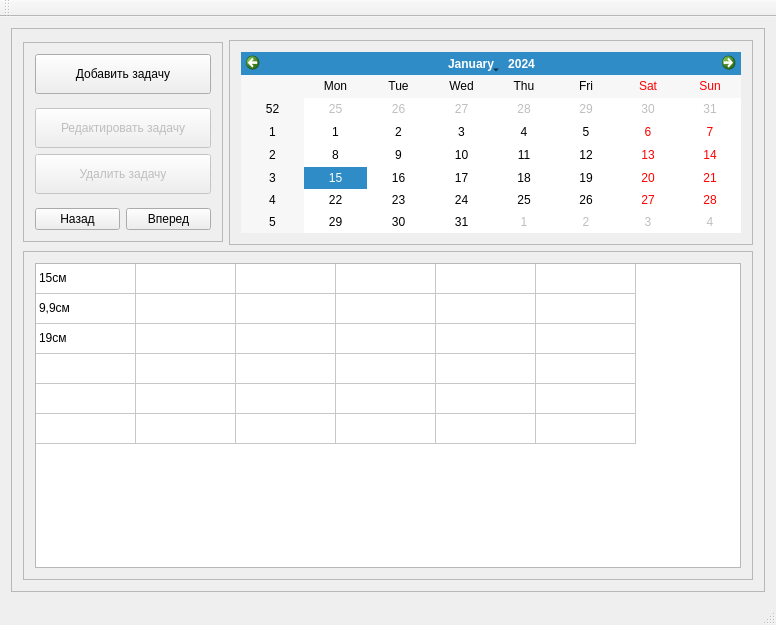
Gentser/Keknaizer, file src/mainwindow.ui: the form before one commit.
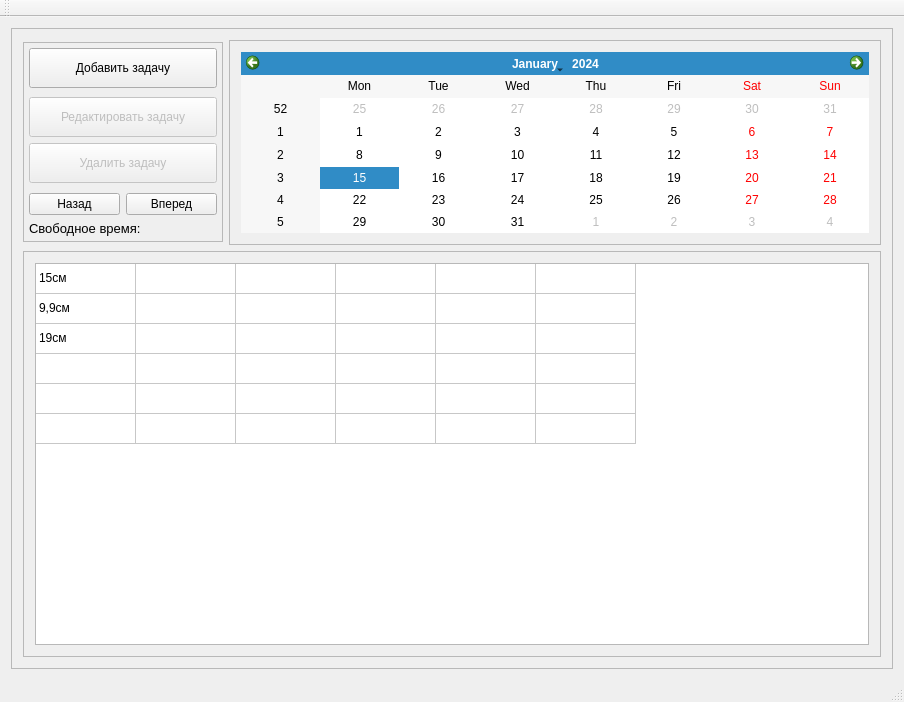
The form after the commit.

Commit message: Math algorithm is added #69

Diff of the .ui file:
```diff
--- a/src/mainwindow.ui
+++ b/src/mainwindow.ui
@@ -6,8 +6,8 @@
    <rect>
     <x>0</x>
     <y>0</y>
-    <width>776</width>
-    <height>625</height>
+    <width>904</width>
+    <height>702</height>
    </rect>
   </property>
   <property name="windowTitle">
@@ -47,6 +47,18 @@
             <enum>QFrame::Raised</enum>
            </property>
            <layout class="QVBoxLayout" name="verticalLayout">
+            <property name="leftMargin">
+             <number>5</number>
+            </property>
+            <property name="topMargin">
+             <number>5</number>
+            </property>
+            <property name="rightMargin">
+             <number>5</number>
+            </property>
+            <property name="bottomMargin">
+             <number>5</number>
+            </property>
             <item>
              <widget class="QPushButton" name="PushButton_addTask">
               <property name="minimumSize">
@@ -167,6 +179,18 @@
               </item>
              </layout>
             </item>
+            <item>
+             <widget class="QLabel" name="label_freeTime">
+              <property name="font">
+               <font>
+                <pointsize>10</pointsize>
+               </font>
+              </property>
+              <property name="text">
+               <string>Свободное время:</string>
+              </property>
+             </widget>
+            </item>
            </layout>
           </widget>
          </item>
@@ -194,6 +218,18 @@
             <enum>QFrame::Raised</enum>
            </property>
            <layout class="QGridLayout" name="gridLayout_2">
+            <property name="leftMargin">
+             <number>11</number>
+            </property>
+            <property name="topMargin">
+             <number>11</number>
+            </property>
+            <property name="rightMargin">
+             <number>11</number>
+            </property>
+            <property name="bottomMargin">
+             <number>11</number>
+            </property>
             <item row="0" column="0">
              <widget class="QCalendarWidget" name="calendarWidget">
               <property name="maximumSize">
```
Left out of the diff: 2 changed lines with no effect on the pictures. The commit also changes 1 other file.
